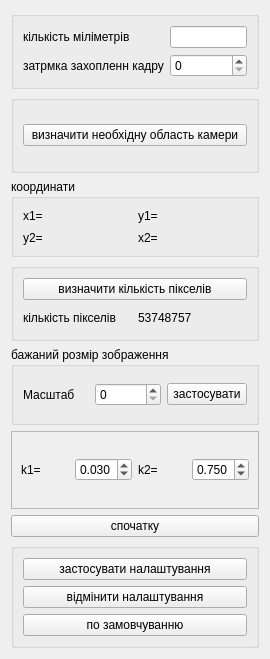
First picture: the form in AnalyzerFoam/settingcaptureframe.ui, repository alishkaLala/good, before the edit.
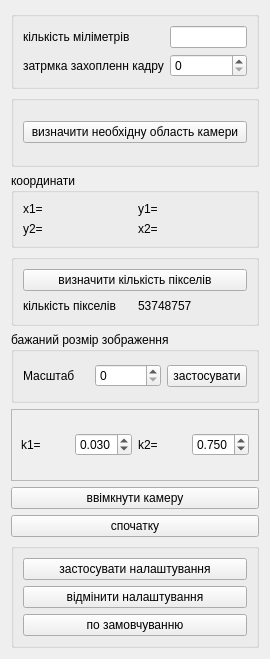
Second picture: the form after the edit.

Patch:
```diff
--- a/AnalyzerFoam/settingcaptureframe.ui
+++ b/AnalyzerFoam/settingcaptureframe.ui
@@ -152,14 +152,14 @@
      </layout>
     </widget>
    </item>
-   <item row="6" column="0">
+   <item row="7" column="0">
     <widget class="QPushButton" name="buttonRestartTrySet">
      <property name="text">
       <string>спочатку</string>
      </property>
     </widget>
    </item>
-   <item row="7" column="0">
+   <item row="8" column="0">
     <widget class="QGroupBox" name="groupBox_4">
      <property name="title">
       <string/>
@@ -247,6 +247,13 @@
      </layout>
     </widget>
    </item>
+   <item row="6" column="0">
+    <widget class="QPushButton" name="pushButton">
+     <property name="text">
+      <string>ввімкнути камеру</string>
+     </property>
+    </widget>
+   </item>
   </layout>
  </widget>
  <resources/>
```
